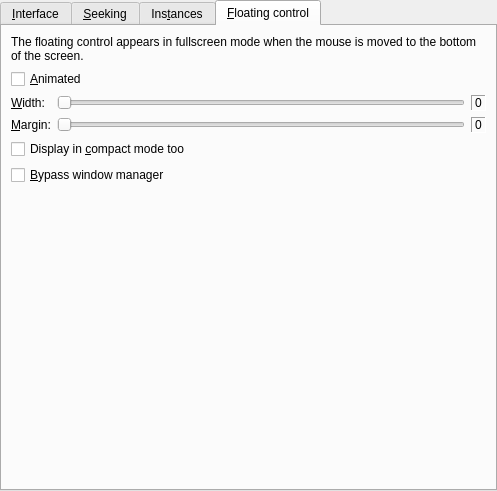
First picture: the form in src/prefinterface.ui, repository wilbert2000/wzplayer, before the edit.
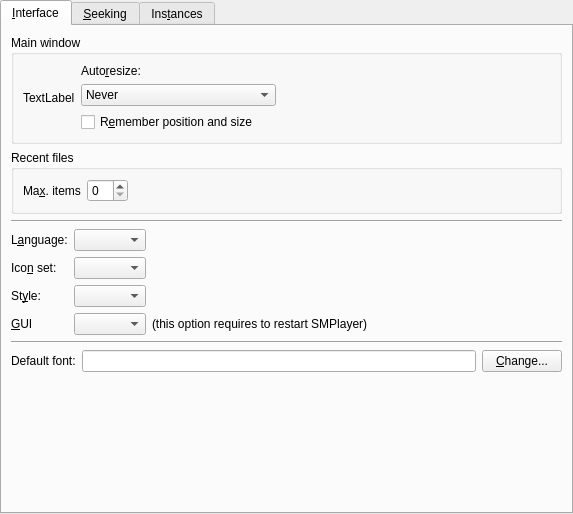
Second picture: the form after the edit. The open tabs and pages were chosen to show the change. Icons and pictures are not drawn. Custom widgets are drawn as their Qt base class.

Diff of the .ui file:
```diff
--- a/src/prefinterface.ui
+++ b/src/prefinterface.ui
@@ -5,8 +5,8 @@
    <rect>
     <x>0</x>
     <y>0</y>
-    <width>497</width>
-    <height>491</height>
+    <width>573</width>
+    <height>514</height>
    </rect>
   </property>
   <layout class="QVBoxLayout" >
@@ -108,7 +108,9 @@
             <item>
              <widget class="QComboBox" name="mainwindow_resize_combo" >
               <property name="sizePolicy" >
-               <sizepolicy vsizetype="Fixed" hsizetype="Preferred" >
+               <sizepolicy>
+                <hsizetype>5</hsizetype>
+                <vsizetype>0</vsizetype>
                 <horstretch>0</horstretch>
                 <verstretch>0</verstretch>
                </sizepolicy>
@@ -217,12 +219,6 @@
        </item>
        <item>
         <widget class="Line" name="line_3" >
-         <property name="sizePolicy" >
-          <sizepolicy vsizetype="Fixed" hsizetype="Expanding" >
-           <horstretch>0</horstretch>
-           <verstretch>0</verstretch>
-          </sizepolicy>
-         </property>
          <property name="orientation" >
           <enum>Qt::Horizontal</enum>
          </property>
@@ -233,19 +229,7 @@
          <property name="leftMargin" >
           <number>0</number>
          </property>
-         <property name="topMargin" >
-          <number>0</number>
-         </property>
-         <property name="rightMargin" >
-          <number>0</number>
-         </property>
-         <property name="bottomMargin" >
-          <number>0</number>
-         </property>
-         <property name="horizontalSpacing" >
-          <number>6</number>
-         </property>
-         <property name="verticalSpacing" >
+         <property name="spacing" >
           <number>6</number>
          </property>
          <item row="0" column="0" >
@@ -277,7 +261,9 @@
          <item row="2" column="1" >
           <widget class="MyComboBox" name="style_combo" >
            <property name="sizePolicy" >
-            <sizepolicy vsizetype="Fixed" hsizetype="Expanding" >
+            <sizepolicy>
+             <hsizetype>5</hsizetype>
+             <vsizetype>0</vsizetype>
              <horstretch>0</horstretch>
              <verstretch>0</verstretch>
             </sizepolicy>
@@ -300,7 +286,9 @@
          <item row="0" column="1" >
           <widget class="MyComboBox" name="language_combo" >
            <property name="sizePolicy" >
-            <sizepolicy vsizetype="Fixed" hsizetype="Expanding" >
+            <sizepolicy>
+             <hsizetype>5</hsizetype>
+             <vsizetype>0</vsizetype>
              <horstretch>0</horstretch>
              <verstretch>0</verstretch>
             </sizepolicy>
@@ -323,7 +311,9 @@
          <item row="1" column="1" >
           <widget class="MyComboBox" name="iconset_combo" >
            <property name="sizePolicy" >
-            <sizepolicy vsizetype="Fixed" hsizetype="Expanding" >
+            <sizepolicy>
+             <hsizetype>5</hsizetype>
+             <vsizetype>0</vsizetype>
              <horstretch>0</horstretch>
              <verstretch>0</verstretch>
             </sizepolicy>
@@ -367,38 +357,19 @@
           </widget>
          </item>
          <item row="3" column="1" >
-          <widget class="QComboBox" name="gui_combo" >
-           <property name="sizePolicy" >
-            <sizepolicy vsizetype="Fixed" hsizetype="Expanding" >
-             <horstretch>0</horstretch>
-             <verstretch>0</verstretch>
-            </sizepolicy>
-           </property>
-          </widget>
+          <widget class="QComboBox" name="gui_combo" />
          </item>
          <item row="3" column="2" >
-          <spacer>
-           <property name="orientation" >
-            <enum>Qt::Horizontal</enum>
+          <widget class="QLabel" name="label_5" >
+           <property name="text" >
+            <string>(this option requires to restart SMPlayer)</string>
            </property>
-           <property name="sizeHint" >
-            <size>
-             <width>40</width>
-             <height>20</height>
-            </size>
-           </property>
-          </spacer>
+          </widget>
          </item>
         </layout>
        </item>
        <item>
         <widget class="Line" name="line" >
-         <property name="sizePolicy" >
-          <sizepolicy vsizetype="Fixed" hsizetype="Expanding" >
-           <horstretch>0</horstretch>
-           <verstretch>0</verstretch>
-          </sizepolicy>
-         </property>
          <property name="orientation" >
           <enum>Qt::Horizontal</enum>
          </property>
@@ -789,127 +760,6 @@
        </item>
       </layout>
      </widget>
-     <widget class="QWidget" name="tab_4" >
-      <attribute name="title" >
-       <string>&amp;Floating control</string>
-      </attribute>
-      <layout class="QVBoxLayout" >
-       <item>
-        <widget class="QLabel" name="label_6" >
-         <property name="text" >
-          <string>The floating control appears in fullscreen mode when the mouse is moved to the bottom of the screen.</string>
-         </property>
-         <property name="wordWrap" >
-          <bool>true</bool>
-         </property>
-        </widget>
-       </item>
-       <item>
-        <widget class="QCheckBox" name="floating_animated_check" >
-         <property name="text" >
-          <string>&amp;Animated</string>
-         </property>
-        </widget>
-       </item>
-       <item>
-        <layout class="QGridLayout" >
-         <item row="0" column="0" >
-          <widget class="QLabel" name="label_7" >
-           <property name="text" >
-            <string>&amp;Width:</string>
-           </property>
-           <property name="buddy" >
-            <cstring>floating_width_slider</cstring>
-           </property>
-          </widget>
-         </item>
-         <item row="0" column="1" >
-          <widget class="QSlider" name="floating_width_slider" >
-           <property name="maximum" >
-            <number>100</number>
-           </property>
-           <property name="orientation" >
-            <enum>Qt::Horizontal</enum>
-           </property>
-          </widget>
-         </item>
-         <item row="0" column="2" >
-          <widget class="QLabel" name="floating_width_label" >
-           <property name="frameShape" >
-            <enum>QFrame::Panel</enum>
-           </property>
-           <property name="frameShadow" >
-            <enum>QFrame::Sunken</enum>
-           </property>
-           <property name="text" >
-            <string>0</string>
-           </property>
-          </widget>
-         </item>
-         <item row="1" column="0" >
-          <widget class="QLabel" name="label_8" >
-           <property name="text" >
-            <string>&amp;Margin:</string>
-           </property>
-           <property name="buddy" >
-            <cstring>floating_margin_slider</cstring>
-           </property>
-          </widget>
-         </item>
-         <item row="1" column="1" >
-          <widget class="QSlider" name="floating_margin_slider" >
-           <property name="maximum" >
-            <number>80</number>
-           </property>
-           <property name="orientation" >
-            <enum>Qt::Horizontal</enum>
-           </property>
-          </widget>
-         </item>
-         <item row="1" column="2" >
-          <widget class="QLabel" name="floating_margin_label" >
-           <property name="frameShape" >
-            <enum>QFrame::Panel</enum>
-           </property>
-           <property name="frameShadow" >
-            <enum>QFrame::Sunken</enum>
-           </property>
-           <property name="text" >
-            <string>0</string>
-           </property>
-          </widget>
-         </item>
-        </layout>
-       </item>
-       <item>
-        <widget class="QCheckBox" name="floating_compact_check" >
-         <property name="text" >
-          <string>Display in &amp;compact mode too</string>
-         </property>
-        </widget>
-       </item>
-       <item>
-        <widget class="QCheckBox" name="floating_bypass_wm_check" >
-         <property name="text" >
-          <string>&amp;Bypass window manager</string>
-         </property>
-        </widget>
-       </item>
-       <item>
-        <spacer>
-         <property name="orientation" >
-          <enum>Qt::Vertical</enum>
-         </property>
-         <property name="sizeHint" >
-          <size>
-           <width>20</width>
-           <height>40</height>
-          </size>
-         </property>
-        </spacer>
-       </item>
-      </layout>
-     </widget>
     </widget>
    </item>
   </layout>
```
Left out of the diff: 422 changed lines with no effect on the pictures.
